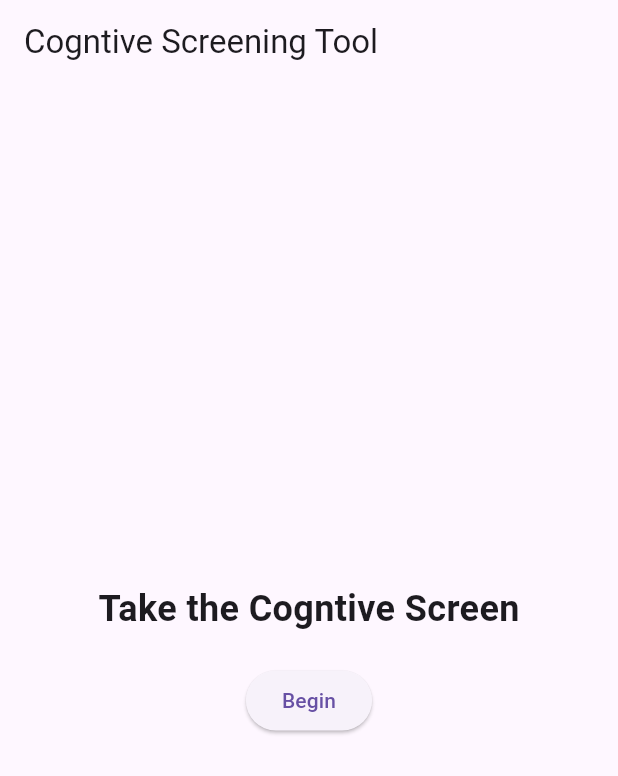
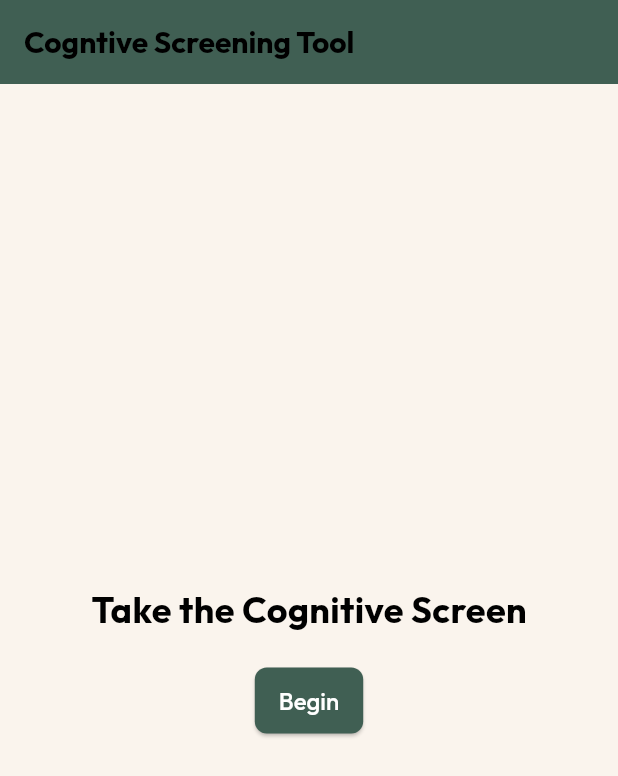
Before and after one commit to gmtfrombc/cog_screen, a Flutter app: the screen it shows after launch, on a phone screen of 412 x 824 dp. Shown: the top 776 px of the screen. Run offline on Flutter 3.47's test engine with Material 3 defaults, Android fonts, the phone set to English and light mode, and no system bars; our stand-ins replace google_fonts.

Commit message:
Added Theme

```diff
--- /dev/null
+++ b/lib/app_theme.dart
@@ -0,0 +1,119 @@
+import 'package:flutter/material.dart';
+import 'package:google_fonts/google_fonts.dart';
+
+class AppTheme {
+  static const Color _primaryColor = Color(0xFF405f53); // Deep green
+  static const Color _secondaryColor = Color(0xFF555b89); // Muted blue
+  static const Color _primaryBackgroundColor =
+      Color(0xFFfaf4ed); // Off white background
+
+  static ThemeData get lightTheme {
+    return ThemeData(
+      fontFamily: GoogleFonts.outfit().fontFamily,
+      // The colorScheme property handles app-wide color theming
+      colorScheme: const ColorScheme(
+        primary: _primaryColor,
+        onPrimary: Colors.white, // Text/icon color on top of primary
+        secondary: _secondaryColor,
+        onSecondary: Colors.white, // Text/icon color on top of secondary
+        error: Colors.red, // Default color for error, can be customized
+        onError: Colors.white, // Text/icon color on top of error
+        background: _primaryBackgroundColor,
+        onBackground: Colors.black, // Text/icon color on top of background
+        surface: Colors.white,
+        onSurface: Colors.black, // Text/icon color on top of surface
+        brightness: Brightness.light,
+      ),
+      scaffoldBackgroundColor: _primaryBackgroundColor,
+      appBarTheme: const AppBarTheme(
+        color: _primaryColor, // AppBar background color
+      ),
+      textTheme: TextTheme(
+        titleLarge: TextStyle(
+          fontSize: 20.0,
+          fontWeight: FontWeight.bold,
+          fontFamily: GoogleFonts.outfit().fontFamily,
+        ),
+        displayLarge: const TextStyle(
+          fontSize: 72.0,
+          fontWeight: FontWeight.bold,
+        ),
+        bodyMedium: const TextStyle(
+          fontSize: 14.0,
+          fontWeight: FontWeight.w400,
+        ),
+      ),
+      elevatedButtonTheme: ElevatedButtonThemeData(
+        style: ElevatedButton.styleFrom(
+          backgroundColor: _primaryColor, // Button background color
+          foregroundColor: Colors.white, // Text and icon color on the button
+          shape: RoundedRectangleBorder(
+            borderRadius:
+                BorderRadius.circular(8.0), // Rounded corners for the button
+          ),
+          padding: const EdgeInsets.symmetric(
+              horizontal: 16.0, vertical: 12.0), // Button padding
+          textStyle: TextStyle(
+            fontSize: 16.0, // Font size for button text
+            fontFamily: GoogleFonts.outfit().fontFamily, // Font family
+            fontWeight: FontWeight.w500, // Font weight
+          ),
+        ),
+      ),
+      textButtonTheme: TextButtonThemeData(
+        style: TextButton.styleFrom(
+          foregroundColor: _secondaryColor, // Text color for TextButton
+        ),
+      ),
+      outlinedButtonTheme: OutlinedButtonThemeData(
+        style: OutlinedButton.styleFrom(
+          foregroundColor:
+              _secondaryColor, // Text and icon color for OutlinedButton
+          side: const BorderSide(
+              color: _secondaryColor), // Border color for OutlinedButton
+        ),
+      ),
+      inputDecorationTheme: InputDecorationTheme(
+        border: OutlineInputBorder(
+          borderRadius: BorderRadius.circular(8.0),
+          borderSide: const BorderSide(color: _secondaryColor),
+        ),
+        focusedBorder: OutlineInputBorder(
+          borderRadius: BorderRadius.circular(8.0),
+          borderSide: const BorderSide(color: _primaryColor),
+        ),
+        // Other properties like labelStyle, hintStyle, etc.
+      ),
+      floatingActionButtonTheme: const FloatingActionButtonThemeData(
+        backgroundColor: _primaryColor,
+        foregroundColor: Colors.white,
+      ),
+      snackBarTheme: const SnackBarThemeData(
+        backgroundColor: _secondaryColor,
+        contentTextStyle: TextStyle(color: Colors.white),
+      ),
+      cardTheme: CardTheme(
+        color: _primaryBackgroundColor,
+        shape: RoundedRectangleBorder(
+          borderRadius: BorderRadius.circular(10.0),
+        ),
+        elevation: 5,
+        // Other properties as needed
+      ),
+      bottomSheetTheme: const BottomSheetThemeData(
+        backgroundColor: _primaryBackgroundColor,
+        shape: RoundedRectangleBorder(
+          borderRadius: BorderRadius.vertical(top: Radius.circular(16)),
+        ),
+        elevation: 10,
+        modalBackgroundColor: Colors.white,
+        modalElevation: 10,
+        // Other properties as needed
+      ),
+
+      // Here I'll define other theme properties as needed
+    );
+  }
+
+  // Add a darkTheme if needed
+}
--- a/lib/main.dart
+++ b/lib/main.dart
@@ -1,12 +1,15 @@
+import 'package:cog_screen/app_theme.dart';
 import 'package:cog_screen/data/survey_data.dart';
 import 'package:cog_screen/providers/survey_provider.dart';
 import 'package:cog_screen/providers/criteria_provider.dart';
 import 'package:cog_screen/screens/advice_screen.dart';
+import 'package:cog_screen/screens/cognitive_basics_screen.dart';
 import 'package:cog_screen/screens/criteria_screen.dart';
 import 'package:cog_screen/screens/essential_oils_screen.dart';
 import 'package:cog_screen/screens/home_screen.dart';
 import 'package:cog_screen/screens/integrative_screen.dart';
 import 'package:cog_screen/screens/lifestyle_screen.dart';
+import 'package:cog_screen/screens/protocol_screen.dart';
 import 'package:cog_screen/screens/survey_screen.dart';
 import 'package:flutter/material.dart';
 import 'package:provider/provider.dart';
@@ -38,6 +41,7 @@ class MyApp extends StatelessWidget {
   Widget build(BuildContext context) {
     return MaterialApp(
       title: 'Cognitive Screening Tool',
+      theme: AppTheme.lightTheme,
       initialRoute: '/',
       routes: {
         '/survey': (context) => const SurveyScreen(),
@@ -46,6 +50,8 @@ class MyApp extends StatelessWidget {
         '/lifestyle': (context) => const LifestyleScreen(),
         '/integrative': (context) => const IntegrativeScren(),
         '/essentialOils': (context) => const EssentialOilScreen(),
+        '/basics': (context) => const CognitiveBasicsScreen(),
+        '/protocol': (context) => const ProtocolScreen(),
       },
       home: const HomeScreen(),
     );
--- a/lib/screens/criteria_screen.dart
+++ b/lib/screens/criteria_screen.dart
@@ -41,7 +41,8 @@ class CriteriaScreen extends StatelessWidget {
                 // Proceed to next screen if all questions are answered
                 Navigator.pushNamed(context, '/advice');
               } else {
-                // Show an alert or some feedback to answer all questions
+                // Show an alert or
+                Navigator.pushNamed(context, '/advice');
               }
             },
             child: const Icon(Icons.navigate_next),
--- a/lib/screens/home_screen.dart
+++ b/lib/screens/home_screen.dart
@@ -11,10 +11,10 @@ class HomeScreen extends StatelessWidget {
       ),
       body: Center(
           child: Column(
-            mainAxisAlignment: MainAxisAlignment.center,
+        mainAxisAlignment: MainAxisAlignment.center,
         children: [
           const Text(
-            'Take the Cogntive Screen',
+            'Take the Cognitive Screen',
             style: TextStyle(fontSize: 24, fontWeight: FontWeight.bold),
           ),
           const SizedBox(
--- a/pubspec.yaml
+++ b/pubspec.yaml
@@ -38,6 +38,7 @@ dependencies:
   intl: ^0.18.1
   provider: ^6.1.1
   url_launcher: ^6.2.1
+  google_fonts: ^6.1.0
 
 dev_dependencies:
   flutter_test:
```
Also changed, not shown: lib/screens/advice_screen.dart (+36 -11 lines), lib/screens/cognitive_basics_screen.dart (added, +22 -0 lines), lib/screens/essential_oils_screen.dart (+15 -3 lines), lib/screens/protocol_screen.dart (renamed from lib/screens/protocol.dart, +7 -5 lines), pubspec.lock, 10 other files.
